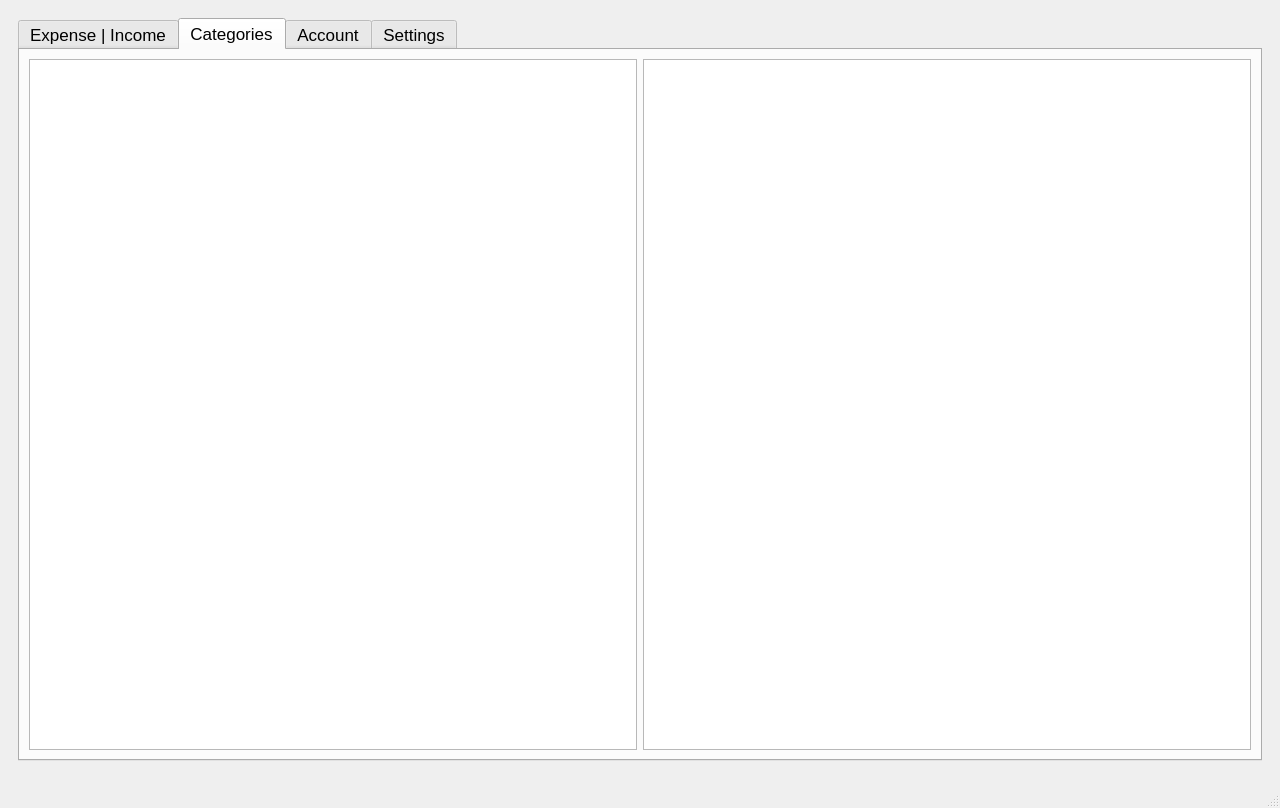
Above: mainwindow.ui from Mortle/expensense before the change. Below: the same form after it.
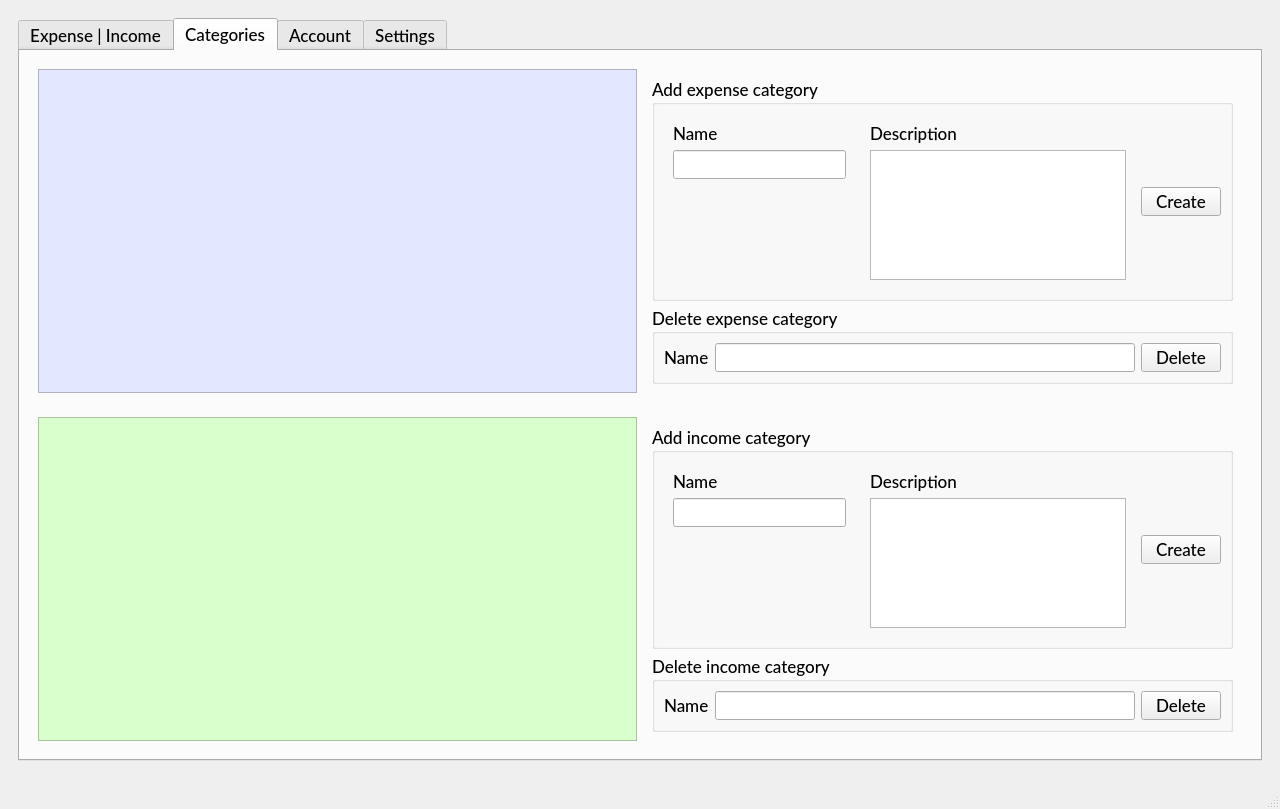
That is the form after the change. The open tabs and pages were chosen to show the change.

Commit message: Categories widget logic & UI

```diff
--- a/mainwindow.ui
+++ b/mainwindow.ui
@@ -12,6 +12,7 @@
   </property>
   <property name="font">
    <font>
+    <family>Lato Medium</family>
     <pointsize>13</pointsize>
    </font>
   </property>
@@ -35,6 +36,12 @@
             <height>16777215</height>
            </size>
           </property>
+          <property name="font">
+           <font>
+            <family>Lato Medium</family>
+            <pointsize>13</pointsize>
+           </font>
+          </property>
           <property name="tabPosition">
            <enum>QTabWidget::North</enum>
           </property>
@@ -267,31 +274,243 @@
            <attribute name="title">
             <string>Categories</string>
            </attribute>
-           <layout class="QHBoxLayout" name="horizontalLayout_5">
-            <item>
-             <widget class="QTableView" name="expenseTableView">
-              <attribute name="horizontalHeaderStretchLastSection">
-               <bool>true</bool>
-              </attribute>
-              <attribute name="verticalHeaderVisible">
-               <bool>false</bool>
-              </attribute>
-              <attribute name="verticalHeaderStretchLastSection">
-               <bool>false</bool>
-              </attribute>
+           <layout class="QGridLayout" name="gridLayout_3">
+            <item row="0" column="0">
+             <widget class="QWidget" name="expenseWidget" native="true">
+              <layout class="QHBoxLayout" name="horizontalLayout_8">
+               <item>
+                <widget class="QTableView" name="expenseTableView">
+                 <property name="styleSheet">
+                  <string notr="true">background-color: #e3e7ff;
+font-size: 13pt;</string>
+                 </property>
+                 <attribute name="horizontalHeaderStretchLastSection">
+                  <bool>true</bool>
+                 </attribute>
+                 <attribute name="verticalHeaderVisible">
+                  <bool>false</bool>
+                 </attribute>
+                </widget>
+               </item>
+               <item>
+                <widget class="QWidget" name="createExpCategoryWidget" native="true">
+                 <layout class="QVBoxLayout" name="verticalLayout_6">
+                  <item>
+                   <widget class="QGroupBox" name="groupBox_4">
+                    <property name="title">
+                     <string>Add expense category</string>
+                    </property>
+                    <layout class="QHBoxLayout" name="horizontalLayout_5">
+                     <item>
+                      <widget class="QWidget" name="widget_5" native="true">
+                       <layout class="QVBoxLayout" name="verticalLayout_8">
+                        <item>
+                         <widget class="QLabel" name="label_13">
+                          <property name="text">
+                           <string>Name</string>
+                          </property>
+                         </widget>
+                        </item>
+                        <item>
+                         <widget class="QLineEdit" name="createECategoryName"/>
+                        </item>
+                        <item>
+                         <spacer name="verticalSpacer">
+                          <property name="orientation">
+                           <enum>Qt::Vertical</enum>
+                          </property>
+                          <property name="sizeHint" stdset="0">
+                           <size>
+                            <width>20</width>
+                            <height>40</height>
+                           </size>
+                          </property>
+                         </spacer>
+                        </item>
+                       </layout>
+                      </widget>
+                     </item>
+                     <item>
+                      <widget class="QWidget" name="widget_6" native="true">
+                       <layout class="QVBoxLayout" name="verticalLayout_9">
+                        <item>
+                         <widget class="QLabel" name="label_17">
+                          <property name="text">
+                           <string>Description</string>
+                          </property>
+                         </widget>
+                        </item>
+                        <item>
+                         <widget class="QPlainTextEdit" name="createECategoryDesc"/>
+                        </item>
+                       </layout>
+                      </widget>
+                     </item>
+                     <item>
+                      <widget class="QPushButton" name="createExpCategoryPushButton">
+                       <property name="sizePolicy">
+                        <sizepolicy hsizetype="Minimum" vsizetype="Fixed">
+                         <horstretch>0</horstretch>
+                         <verstretch>0</verstretch>
+                        </sizepolicy>
+                       </property>
+                       <property name="text">
+                        <string>Create</string>
+                       </property>
+                      </widget>
+                     </item>
+                    </layout>
+                   </widget>
+                  </item>
+                  <item>
+                   <widget class="QGroupBox" name="groupBox_5">
+                    <property name="title">
+                     <string>Delete expense category</string>
+                    </property>
+                    <layout class="QHBoxLayout" name="horizontalLayout_6">
+                     <item>
+                      <widget class="QLabel" name="label_16">
+                       <property name="text">
+                        <string>Name</string>
+                       </property>
+                      </widget>
+                     </item>
+                     <item>
+                      <widget class="QLineEdit" name="removeECategoryName"/>
+                     </item>
+                     <item>
+                      <widget class="QPushButton" name="removeExpCategoryPushButton">
+                       <property name="text">
+                        <string>Delete</string>
+                       </property>
+                      </widget>
+                     </item>
+                    </layout>
+                   </widget>
+                  </item>
+                 </layout>
+                </widget>
+               </item>
+              </layout>
              </widget>
             </item>
-            <item>
-             <widget class="QTableView" name="incomeTableView">
-              <attribute name="horizontalHeaderStretchLastSection">
-               <bool>true</bool>
-              </attribute>
-              <attribute name="verticalHeaderVisible">
-               <bool>false</bool>
-              </attribute>
-              <attribute name="verticalHeaderStretchLastSection">
-               <bool>false</bool>
-              </attribute>
+            <item row="1" column="0">
+             <widget class="QWidget" name="incomeWidget" native="true">
+              <layout class="QHBoxLayout" name="horizontalLayout_12">
+               <item>
+                <widget class="QTableView" name="incomeTableView">
+                 <property name="styleSheet">
+                  <string notr="true">background-color: #d8ffcc;
+font-size: 13pt;</string>
+                 </property>
+                 <attribute name="horizontalHeaderStretchLastSection">
+                  <bool>true</bool>
+                 </attribute>
+                 <attribute name="verticalHeaderVisible">
+                  <bool>false</bool>
+                 </attribute>
+                </widget>
+               </item>
+               <item>
+                <widget class="QWidget" name="createIncCategoryWidget" native="true">
+                 <layout class="QVBoxLayout" name="verticalLayout_10">
+                  <item>
+                   <widget class="QGroupBox" name="groupBox_8">
+                    <property name="title">
+                     <string>Add income category</string>
+                    </property>
+                    <layout class="QHBoxLayout" name="horizontalLayout_10">
+                     <item>
+                      <widget class="QWidget" name="widget_7" native="true">
+                       <layout class="QVBoxLayout" name="verticalLayout_11">
+                        <item>
+                         <widget class="QLabel" name="label_18">
+                          <property name="text">
+                           <string>Name</string>
+                          </property>
+                         </widget>
+                        </item>
+                        <item>
+                         <widget class="QLineEdit" name="createICategoryName"/>
+                        </item>
+                        <item>
+                         <spacer name="verticalSpacer_3">
+                          <property name="orientation">
+                           <enum>Qt::Vertical</enum>
+                          </property>
+                          <property name="sizeHint" stdset="0">
+                           <size>
+                            <width>20</width>
+                            <height>40</height>
+                           </size>
+                          </property>
+                         </spacer>
+                        </item>
+                       </layout>
+                      </widget>
+                     </item>
+                     <item>
+                      <widget class="QWidget" name="widget_8" native="true">
+                       <layout class="QVBoxLayout" name="verticalLayout_12">
+                        <item>
+                         <widget class="QLabel" name="label_19">
+                          <property name="text">
+                           <string>Description</string>
+                          </property>
+                         </widget>
+                        </item>
+                        <item>
+                         <widget class="QPlainTextEdit" name="createICategoryDesc"/>
+                        </item>
+                       </layout>
+                      </widget>
+                     </item>
+                     <item>
+                      <widget class="QPushButton" name="createIncCategoryPushButton">
+                       <property name="sizePolicy">
+                        <sizepolicy hsizetype="Minimum" vsizetype="Fixed">
+                         <horstretch>0</horstretch>
+                         <verstretch>0</verstretch>
+                        </sizepolicy>
+                       </property>
+                       <property name="text">
+                        <string>Create</string>
+                       </property>
+                      </widget>
+                     </item>
+                    </layout>
+                   </widget>
+                  </item>
+                  <item>
+                   <widget class="QGroupBox" name="groupBox_9">
+                    <property name="title">
+                     <string>Delete income category</string>
+                    </property>
+                    <layout class="QHBoxLayout" name="horizontalLayout_11">
+                     <item>
+                      <widget class="QLabel" name="label_20">
+                       <property name="text">
+                        <string>Name</string>
+                       </property>
+                      </widget>
+                     </item>
+                     <item>
+                      <widget class="QLineEdit" name="removeICategoryName"/>
+                     </item>
+                     <item>
+                      <widget class="QPushButton" name="removeIncCategoryPushButton">
+                       <property name="text">
+                        <string>Delete</string>
+                       </property>
+                      </widget>
+                     </item>
+                    </layout>
+                   </widget>
+                  </item>
+                 </layout>
+                </widget>
+               </item>
+              </layout>
              </widget>
             </item>
            </layout>
@@ -475,6 +694,7 @@
   <widget class="QStatusBar" name="statusbar">
    <property name="font">
     <font>
+     <family>Lato Medium</family>
      <pointsize>15</pointsize>
     </font>
    </property>
```
Left out of the diff: 2 changed lines with no effect on the pictures. The commit also changes 4 other files.
